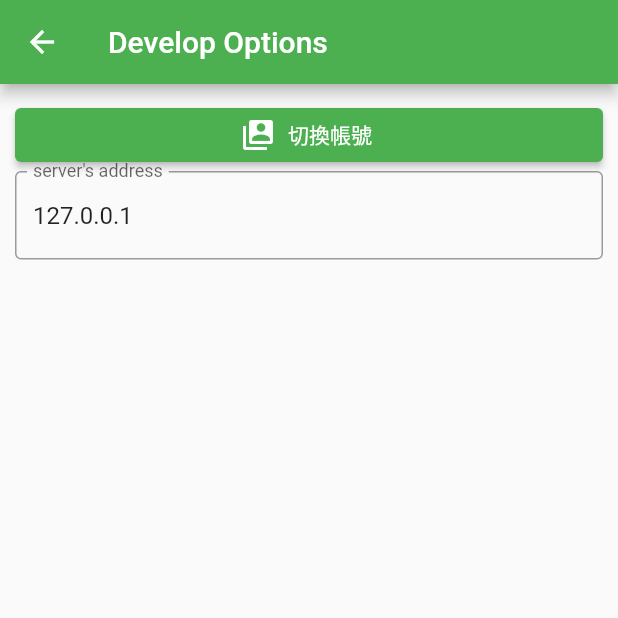
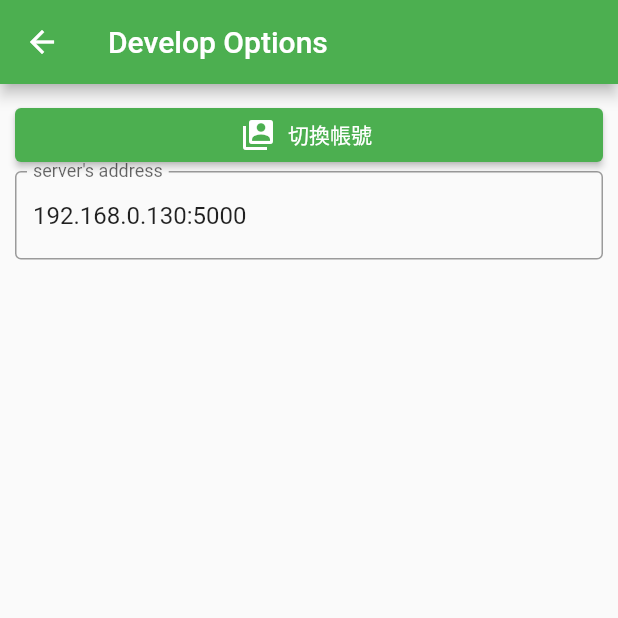
Before and after one commit to ZouXa-88/vc_user, a Flutter app: the Dev screen opened directly, on a phone screen of 412 x 824 dp, the top half of it. Run offline on Flutter 3.47's test engine with Material 2 defaults, Android fonts, the phone set to English and light mode, and no system bars; our stand-ins replace basic_utils, permission_handler, qr_flutter; missing offline and left inert: qr_code_scanner; accounts and stored records are empty; statements that could not run were skipped.

Commit message:
server address

```diff
--- a/lib/utilities/connector.dart
+++ b/lib/utilities/connector.dart
@@ -9,7 +9,10 @@ Connector connector = Connector();
 
 class Connector {
 
-  String _serverAddress = "127.0.0.1";
+  String _serverAddress = "192.168.0.130:5000"; // My real device.
+  //String _serverAddress = "10.0.0.2:5000" // For Android emulator.
+  //String _serverAddress = "127.0.0.1:5000"; // For iOS emulator.
+
   Map<String, String> headers = {};
 
 
@@ -33,7 +36,7 @@ class Connector {
       ).timeout(
           const Duration(seconds: 5),
           onTimeout: () {
-            return http.Response('Error', 408);
+            return http.Response(jsonEncode({}), 408);
           }
       );
 
```
Also changed, not shown: 2 other files.
